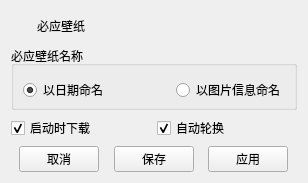
Before: the Qt Designer form bingsetting.ui in yjmthu/PySpeedBox, drawn with Qt 5.
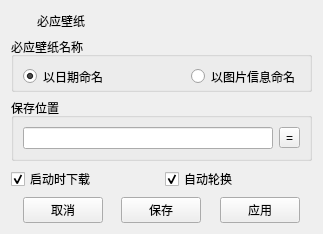
After: the same form once the commit is applied. Icons and pictures are not drawn.

What changed in the file:
```diff
--- a/bingsetting.ui
+++ b/bingsetting.ui
@@ -6,8 +6,8 @@
    <rect>
     <x>0</x>
     <y>0</y>
-    <width>308</width>
-    <height>183</height>
+    <width>323</width>
+    <height>222</height>
    </rect>
   </property>
   <property name="windowTitle">
@@ -118,6 +118,25 @@
      </layout>
     </widget>
    </item>
+   <item>
+    <widget class="QGroupBox" name="groupBox_2">
+     <property name="title">
+      <string>保存位置</string>
+     </property>
+     <layout class="QHBoxLayout" name="horizontalLayout_4">
+      <item>
+       <widget class="QLineEdit" name="lineBingPaperDir"/>
+      </item>
+      <item>
+       <widget class="QToolButton" name="tBtnChooseFolder">
+        <property name="text">
+         <string>=</string>
+        </property>
+       </widget>
+      </item>
+     </layout>
+    </widget>
+   </item>
    <item>
     <layout class="QHBoxLayout" name="horizontalLayout_5">
      <item>
```
Left out of the diff: 8 changed lines with no effect on the pictures.
